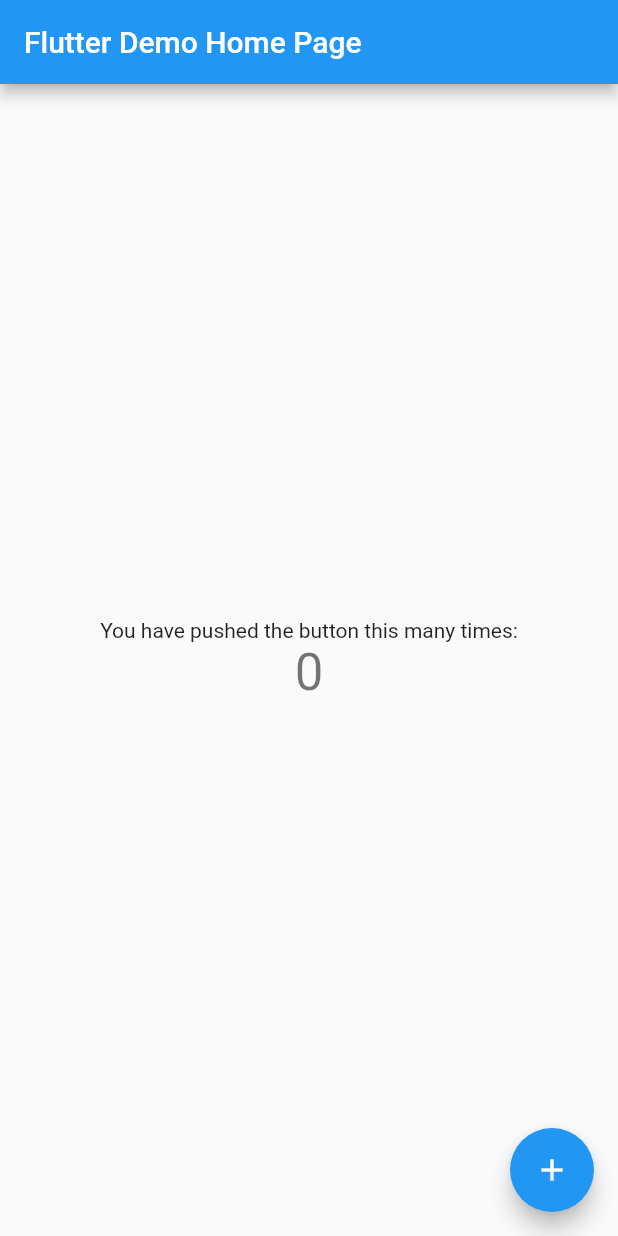
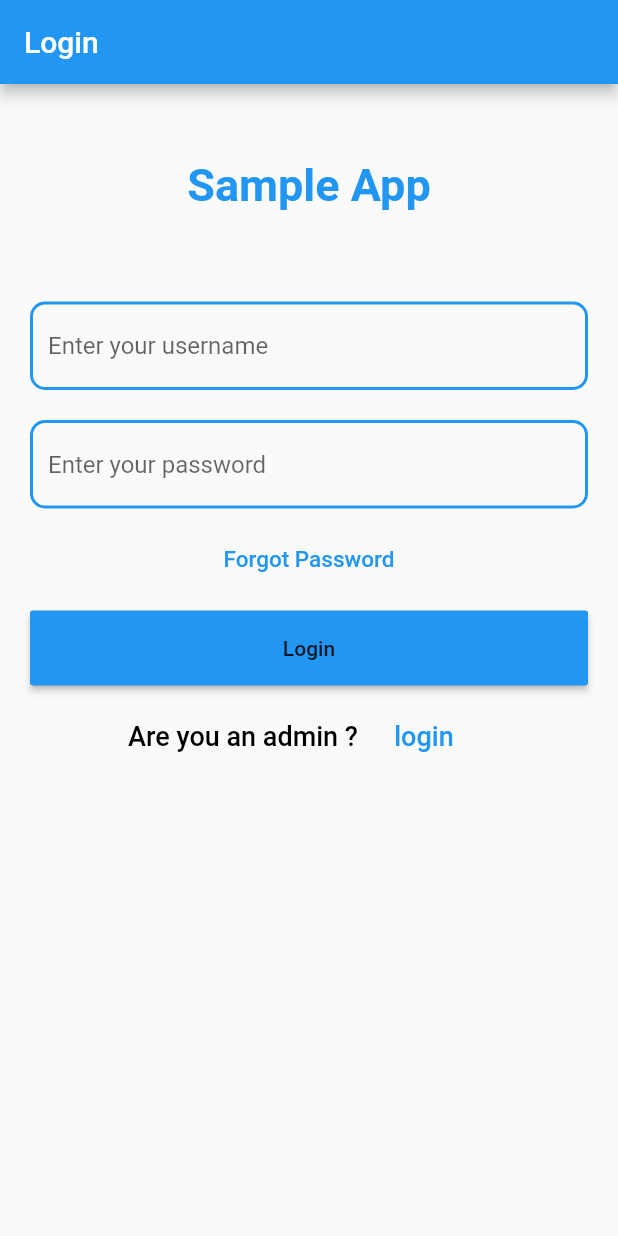
Before and after one commit to Am607/testapp, a Flutter app: the screen it shows after launch, on a phone screen of 412 x 824 dp. Run offline on Flutter 3.47's test engine with Material 2 defaults, Android fonts, the phone set to English and light mode, and no system bars; our stand-ins replace get.

Commit message:
login page ui

```diff
--- /dev/null
+++ b/lib/View/login.dart
@@ -0,0 +1,94 @@
+import 'package:flutter/material.dart';
+import 'package:testapp/Widgets/customWidgets.dart';
+
+class Login extends StatelessWidget {
+  final userNameController = TextEditingController();
+  final passwordController = TextEditingController();
+  @override
+  Widget build(BuildContext context) {
+    return Scaffold(
+      appBar: AppBar(
+        title: Text("Login"),
+      ),
+      body: Padding(
+        padding: EdgeInsets.all(10),
+        child: ListView(
+          children: [
+            SizedBox(
+              height: 30,
+            ),
+            Container(
+              padding: EdgeInsets.all(10),
+              alignment: Alignment.center,
+              child: Text(
+                "Sample App",
+                style: TextStyle(
+                    color: Colors.blue,
+                    fontWeight: FontWeight.bold,
+                    fontSize: 30),
+              ),
+            ),
+            SizedBox(
+              height: 40,
+            ),
+            Container(
+              padding: EdgeInsets.all(10),
+              child: customTextField(
+                  controller: userNameController,
+                  hintText: "Enter your username",
+                  inputType: TextInputType.text),
+            ),
+            Container(
+              padding: EdgeInsets.all(10),
+              child: customTextField(
+                  controller: passwordController,
+                  hintText: "Enter your password",
+                  inputType: TextInputType.visiblePassword),
+            ),
+            FlatButton(
+              onPressed: () {},
+              child: Text(
+                "Forgot Password",
+                style: TextStyle(
+                    color: Colors.blue,
+                    fontWeight: FontWeight.w500,
+                    fontSize: 15),
+              ),
+            ),
+            Container(
+                height: 70,
+                padding: EdgeInsets.all(10),
+                child: RaisedButton(
+                  onPressed: () {},
+                  child: Text("Login"),
+                  color: Colors.blue,
+                )),
+            Container(
+              child: Row(
+                mainAxisAlignment: MainAxisAlignment.center,
+                children: [
+                  Text(
+                    "Are you an admin ?",
+                    style: TextStyle(
+                        color: Colors.black,
+                        fontWeight: FontWeight.w500,
+                        fontSize: 18),
+                  ),
+                  FlatButton(
+                      onPressed: () {},
+                      child: Text(
+                        'login',
+                        style: TextStyle(
+                            color: Colors.blue,
+                            fontWeight: FontWeight.w500,
+                            fontSize: 18),
+                      ))
+                ],
+              ),
+            )
+          ],
+        ),
+      ),
+    );
+  }
+}
--- /dev/null
+++ b/lib/Widgets/customWidgets.dart
@@ -0,0 +1,27 @@
+import 'package:flutter/material.dart';
+
+TextField customTextField({
+  TextEditingController controller,
+  TextInputType inputType,
+  String hintText,
+}) {
+  return TextField(
+    controller: controller,
+    keyboardType: inputType,
+    decoration: InputDecoration(
+      hintText: hintText,
+      border: OutlineInputBorder(
+          borderSide: BorderSide(color: Colors.blue, width: 2.0),
+          borderRadius: BorderRadius.all(Radius.circular(10))),
+      enabledBorder: OutlineInputBorder(
+          borderSide: BorderSide(color: Colors.blue, width: 2.0),
+          borderRadius: BorderRadius.all(Radius.circular(10))),
+      disabledBorder: OutlineInputBorder(
+          borderSide: BorderSide(color: Colors.blue, width: 2.0),
+          borderRadius: BorderRadius.all(Radius.circular(10))),
+      focusedBorder: OutlineInputBorder(
+          borderSide: BorderSide(color: Colors.blue, width: 2.0),
+          borderRadius: BorderRadius.all(Radius.circular(10))),
+    ),
+  );
+}
--- a/lib/main.dart
+++ b/lib/main.dart
@@ -1,113 +1,16 @@
+import 'package:flutter/cupertino.dart';
 import 'package:flutter/material.dart';
+import 'package:get/get.dart';
+import 'package:testapp/View/login.dart';
 
-void main() {
-  runApp(MyApp());
-}
+void main() => runApp(MyApp());
 
 class MyApp extends StatelessWidget {
-  // This widget is the root of your application.
   @override
   Widget build(BuildContext context) {
-    return MaterialApp(
-      title: 'Flutter Demo',
-      theme: ThemeData(
-        // This is the theme of your application.
-        //
-        // Try running your application with "flutter run". You'll see the
-        // application has a blue toolbar. Then, without quitting the app, try
-        // changing the primarySwatch below to Colors.green and then invoke
-        // "hot reload" (press "r" in the console where you ran "flutter run",
-        // or simply save your changes to "hot reload" in a Flutter IDE).
-        // Notice that the counter didn't reset back to zero; the application
-        // is not restarted.
-        primarySwatch: Colors.blue,
-      ),
-      home: MyHomePage(title: 'Flutter Demo Home Page'),
+    return GetMaterialApp(
+      debugShowCheckedModeBanner: false,
+      home:Login(),
     );
   }
 }
-
-class MyHomePage extends StatefulWidget {
-  MyHomePage({Key key, this.title}) : super(key: key);
-
-  // This widget is the home page of your application. It is stateful, meaning
-  // that it has a State object (defined below) that contains fields that affect
-  // how it looks.
-
-  // This class is the configuration for the state. It holds the values (in this
-  // case the title) provided by the parent (in this case the App widget) and
-  // used by the build method of the State. Fields in a Widget subclass are
-  // always marked "final".
-
-  final String title;
-
-  @override
-  _MyHomePageState createState() => _MyHomePageState();
-}
-
-class _MyHomePageState extends State<MyHomePage> {
-  int _counter = 0;
-
-  void _incrementCounter() {
-    setState(() {
-      // This call to setState tells the Flutter framework that something has
-      // changed in this State, which causes it to rerun the build method below
-      // so that the display can reflect the updated values. If we changed
-      // _counter without calling setState(), then the build method would not be
-      // called again, and so nothing would appear to happen.
-      _counter++;
-    });
-  }
-
-  @override
-  Widget build(BuildContext context) {
-    // This method is rerun every time setState is called, for instance as done
-    // by the _incrementCounter method above.
-    //
-    // The Flutter framework has been optimized to make rerunning build methods
-    // fast, so that you can just rebuild anything that needs updating rather
-    // than having to individually change instances of widgets.
-    return Scaffold(
-      appBar: AppBar(
-        // Here we take the value from the MyHomePage object that was created by
-        // the App.build method, and use it to set our appbar title.
-        title: Text(widget.title),
-      ),
-      body: Center(
-        // Center is a layout widget. It takes a single child and positions it
-        // in the middle of the parent.
-        child: Column(
-          // Column is also a layout widget. It takes a list of children and
-          // arranges them vertically. By default, it sizes itself to fit its
-          // children horizontally, and tries to be as tall as its parent.
-          //
-          // Invoke "debug painting" (press "p" in the console, choose the
-          // "Toggle Debug Paint" action from the Flutter Inspector in Android
-          // Studio, or the "Toggle Debug Paint" command in Visual Studio Code)
-          // to see the wireframe for each widget.
-          //
-          // Column has various properties to control how it sizes itself and
-          // how it positions its children. Here we use mainAxisAlignment to
-          // center the children vertically; the main axis here is the vertical
-          // axis because Columns are vertical (the cross axis would be
-          // horizontal).
-          mainAxisAlignment: MainAxisAlignment.center,
-          children: <Widget>[
-            Text(
-              'You have pushed the button this many times:',
-            ),
-            Text(
-              '$_counter',
-              style: Theme.of(context).textTheme.headline4,
-            ),
-          ],
-        ),
-      ),
-      floatingActionButton: FloatingActionButton(
-        onPressed: _incrementCounter,
-        tooltip: 'Increment',
-        child: Icon(Icons.add),
-      ), // This trailing comma makes auto-formatting nicer for build methods.
-    );
-  }
-}
--- a/pubspec.yaml
+++ b/pubspec.yaml
@@ -23,6 +23,8 @@ environment:
 dependencies:
   flutter:
     sdk: flutter
+  get: ^4.1.4
+
 
 
   # The following adds the Cupertino Icons font to your application.
```
Also changed, not shown: pubspec.lock.
